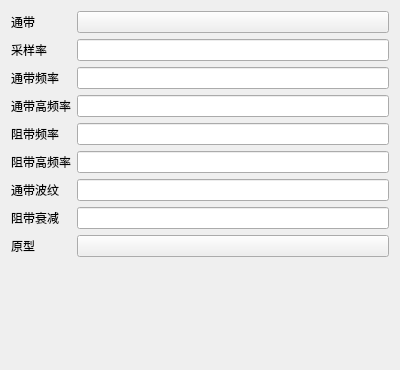
Pigletzzz/SignalProcessing, file ui/IIRFormInterface.ui: the form before one commit.
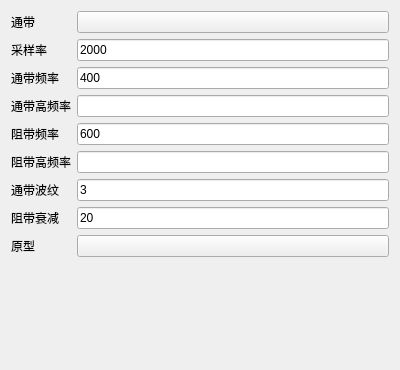
The form after the commit. Custom widgets are drawn as their Qt base class.

The edit to the form file:
```diff
--- a/ui/IIRFormInterface.ui
+++ b/ui/IIRFormInterface.ui
@@ -32,7 +32,11 @@
                 </widget>
             </item>
             <item row="1" column="1">
-                <widget class="LineEdit" name="sampleRateEdit"/>
+                <widget class="LineEdit" name="sampleRateEdit">
+                    <property name="text">
+                        <string>2000</string>
+                    </property>
+                </widget>
             </item>
             <item row="2" column="0">
                 <widget class="BodyLabel" name="BodyLabel_3">
@@ -42,7 +46,11 @@
                 </widget>
             </item>
             <item row="2" column="1">
-                <widget class="LineEdit" name="passbandFreqLowEdit"/>
+                <widget class="LineEdit" name="passbandFreqLowEdit">
+                    <property name="text">
+                        <string>400</string>
+                    </property>
+                </widget>
             </item>
             <item row="3" column="0">
                 <widget class="BodyLabel" name="BodyLabel_5">
@@ -55,7 +63,11 @@
                 <widget class="LineEdit" name="passbandFreqHighEdit"/>
             </item>
             <item row="4" column="1">
-                <widget class="LineEdit" name="stopbandFreqLowEdit"/>
+                <widget class="LineEdit" name="stopbandFreqLowEdit">
+                    <property name="text">
+                        <string>600</string>
+                    </property>
+                </widget>
             </item>
             <item row="5" column="0">
                 <widget class="BodyLabel" name="BodyLabel_6">
@@ -75,7 +87,11 @@
     </widget>
             </item>
             <item row="6" column="1">
-                <widget class="LineEdit" name="passbandRippleEdit"/>
+                <widget class="LineEdit" name="passbandRippleEdit">
+                    <property name="text">
+                        <string>3</string>
+                    </property>
+                </widget>
             </item>
             <item row="7" column="0">
                 <widget class="BodyLabel" name="BodyLabel_8">
@@ -85,7 +101,11 @@
                 </widget>
             </item>
             <item row="7" column="1">
-                <widget class="LineEdit" name="stopbandAttenuationEdit"/>
+                <widget class="LineEdit" name="stopbandAttenuationEdit">
+                    <property name="text">
+                        <string>20</string>
+                    </property>
+                </widget>
             </item>
             <item row="8" column="0">
                 <widget class="BodyLabel" name="BodyLabel_9">
```
Left out of the diff: 6 changed lines with no effect on the pictures.
